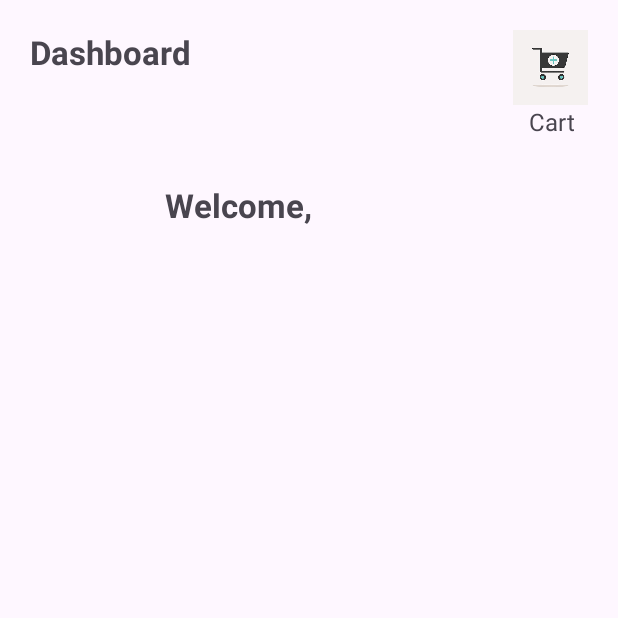
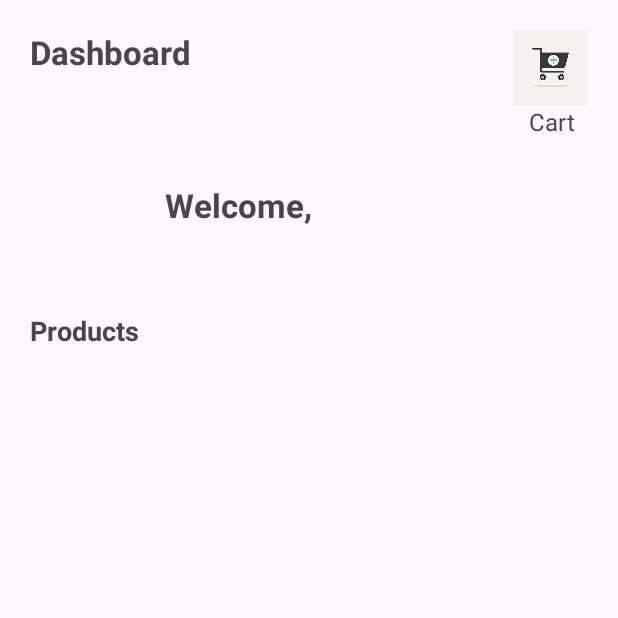
Before and after one commit to chkaradimitriou/PharmacyApp, an Android app: the screen it shows after launch once a user with an empty profile is signed in (DashboardActivity), on a phone screen of 412 x 824 dp, the top half of it. Run offline under Robolectric (Android 15) with nearby library versions, the phone set to English and light mode, and no system bars; our stand-ins replace CircleImageView, Firebase (no records; nobody signed in at launch, a user with empty details on screens opened directly), data binding; 2 statements that could not run were skipped.

Commit message:
display products in dashboard screen

```diff
--- a/app/build.gradle
+++ b/app/build.gradle
@@ -47,6 +47,7 @@ dependencies {
 
     implementation libs.circleimageview
     implementation libs.glide
+    implementation libs.gson
 
     testImplementation libs.junit
     androidTestImplementation libs.ext.junit
--- a/app/src/main/AndroidManifest.xml
+++ b/app/src/main/AndroidManifest.xml
@@ -14,6 +14,9 @@
         android:supportsRtl="true"
         android:theme="@style/Theme.PharmacyApp"
         tools:targetApi="31">
+        <activity
+            android:name=".ui.productdetails.ProductDetailsActivity"
+            android:exported="false" />
         <activity
             android:name=".ui.profile.ProfileActivity"
             android:exported="false" />
--- /dev/null
+++ b/app/src/main/java/com/ckaradimitriou/pharmacyapp/adapters/products/ProductClickListener.java
@@ -0,0 +1,7 @@
+package com.ckaradimitriou.pharmacyapp.adapters.products;
+
+import com.ckaradimitriou.pharmacyapp.model.Product;
+
+public interface ProductClickListener {
+    void onProductClick(Product product);
+}
--- /dev/null
+++ b/app/src/main/java/com/ckaradimitriou/pharmacyapp/adapters/products/ProductListAdapter.java
@@ -0,0 +1,33 @@
+package com.ckaradimitriou.pharmacyapp.adapters.products;
+
+import android.view.LayoutInflater;
+import android.view.ViewGroup;
+
+import androidx.annotation.NonNull;
+import androidx.recyclerview.widget.ListAdapter;
+
+import com.ckaradimitriou.pharmacyapp.databinding.HolderProductItemBinding;
+import com.ckaradimitriou.pharmacyapp.model.Product;
+
+public class ProductListAdapter extends ListAdapter<Product, ProductListViewHolder> {
+
+    private ProductClickListener listener;
+
+    public ProductListAdapter(ProductClickListener listener) {
+        super(new ProductDiffCallback());
+        this.listener = listener;
+    }
+
+    @NonNull
+    @Override
+    public ProductListViewHolder onCreateViewHolder(@NonNull ViewGroup parent, int viewType) {
+        LayoutInflater inflater = LayoutInflater.from(parent.getContext());
+        HolderProductItemBinding view = HolderProductItemBinding.inflate(inflater, parent, false);
+        return new ProductListViewHolder(view, listener);
+    }
+
+    @Override
+    public void onBindViewHolder(@NonNull ProductListViewHolder holder, int position) {
+        holder.show(getItem(position));
+    }
+}
--- a/app/src/main/java/com/ckaradimitriou/pharmacyapp/ui/cart/CartActivity.java
+++ b/app/src/main/java/com/ckaradimitriou/pharmacyapp/ui/cart/CartActivity.java
@@ -2,12 +2,9 @@ package com.ckaradimitriou.pharmacyapp.ui.cart;
 
 import android.os.Bundle;
 
-import androidx.activity.EdgeToEdge;
 import androidx.appcompat.app.AppCompatActivity;
 
-import com.ckaradimitriou.pharmacyapp.R;
 import com.ckaradimitriou.pharmacyapp.databinding.ActivityCartBinding;
-import com.ckaradimitriou.pharmacyapp.databinding.ActivityProfileBinding;
 
 public class CartActivity extends AppCompatActivity {
 
--- a/app/src/main/java/com/ckaradimitriou/pharmacyapp/ui/dashboard/DashboardActivity.java
+++ b/app/src/main/java/com/ckaradimitriou/pharmacyapp/ui/dashboard/DashboardActivity.java
@@ -8,9 +8,13 @@ import androidx.annotation.NonNull;
 import androidx.annotation.Nullable;
 import androidx.appcompat.app.AppCompatActivity;
 
+import com.ckaradimitriou.pharmacyapp.adapters.products.ProductClickListener;
+import com.ckaradimitriou.pharmacyapp.adapters.products.ProductListAdapter;
 import com.ckaradimitriou.pharmacyapp.databinding.ActivityDashboardBinding;
+import com.ckaradimitriou.pharmacyapp.model.Product;
 import com.ckaradimitriou.pharmacyapp.model.User;
 import com.ckaradimitriou.pharmacyapp.ui.cart.CartActivity;
+import com.ckaradimitriou.pharmacyapp.ui.productdetails.ProductDetailsActivity;
 import com.ckaradimitriou.pharmacyapp.ui.profile.ProfileActivity;
 import com.google.android.gms.tasks.OnCompleteListener;
 import com.google.android.gms.tasks.Task;
@@ -19,14 +23,16 @@ import com.google.firebase.firestore.FirebaseFirestore;
 import com.google.firebase.firestore.QueryDocumentSnapshot;
 import com.google.firebase.firestore.QuerySnapshot;
 
+import java.util.ArrayList;
 import java.util.Map;
 import java.util.Objects;
 
-public class DashboardActivity extends AppCompatActivity {
+public class DashboardActivity extends AppCompatActivity implements ProductClickListener {
 
     private ActivityDashboardBinding binding;
     private FirebaseAuth auth;
     private FirebaseFirestore firestore;
+    private ProductListAdapter adapter = new ProductListAdapter(this);
 
     @Override
     protected void onCreate(Bundle savedInstanceState) {
@@ -42,7 +48,10 @@ public class DashboardActivity extends AppCompatActivity {
         auth = FirebaseAuth.getInstance();
         firestore = FirebaseFirestore.getInstance();
 
+        binding.productsRecyclerView.setAdapter(adapter);
+
         getUsername();
+        getProductsFromDatabase();
 
         binding.cartImgView.setOnClickListener(view -> {
             Intent intent = new Intent(DashboardActivity.this, CartActivity.class);
@@ -97,4 +106,41 @@ public class DashboardActivity extends AppCompatActivity {
                     }
                 });
     }
+
+    private void getProductsFromDatabase() {
+        firestore.collection("products").get().addOnCompleteListener(new OnCompleteListener<QuerySnapshot>() {
+            @Override
+            public void onComplete(@NonNull Task<QuerySnapshot> task) {
+                if (task.isSuccessful()) {
+                    ArrayList<Product> products = new ArrayList<>();
+
+                    for (QueryDocumentSnapshot document : task.getResult()) {
+                        Map<String, Object> data = document.getData();
+                        Product product = new Product(
+                                data.get("productId").toString(),
+                                data.get("productName").toString(),
+                                data.get("productDescription").toString(),
+                                data.get("productImg").toString(),
+                                Double.valueOf(data.get("productPrice").toString())
+                        );
+                        products.add(product);
+                    }
+
+                    adapter.submitList(products);
+                } else {
+                    Toast.makeText(
+                            DashboardActivity.this,
+                            task.getException().getLocalizedMessage().toString(),
+                            Toast.LENGTH_SHORT).show();
+                }
+            }
+        });
+    }
+
+    @Override
+    public void onProductClick(Product product) {
+        Intent intent = new Intent(DashboardActivity.this, ProductDetailsActivity.class);
+        intent.putExtra("PRODUCT_ID", product.getProductId());
+        startActivity(intent);
+    }
 }
--- a/app/src/main/java/com/ckaradimitriou/pharmacyapp/ui/login/LoginActivity.java
+++ b/app/src/main/java/com/ckaradimitriou/pharmacyapp/ui/login/LoginActivity.java
@@ -4,7 +4,6 @@ import android.content.Intent;
 import android.os.Bundle;
 import android.widget.Toast;
 
-import androidx.activity.EdgeToEdge;
 import androidx.annotation.NonNull;
 import androidx.annotation.Nullable;
 import androidx.appcompat.app.AppCompatActivity;
@@ -24,7 +23,6 @@ public class LoginActivity extends AppCompatActivity {
     @Override
     protected void onCreate(Bundle savedInstanceState) {
         super.onCreate(savedInstanceState);
-        EdgeToEdge.enable(this);
         binding = ActivityLoginBinding.inflate(getLayoutInflater());
         setContentView(binding.getRoot());
     }
--- a/app/src/main/res/layout/activity_dashboard.xml
+++ b/app/src/main/res/layout/activity_dashboard.xml
@@ -53,9 +53,9 @@
             android:layout_height="80dp"
             android:layout_margin="20dp"
             android:setUserImage="@{user.userImg}"
-            tools:src="@mipmap/ic_launcher"
             app:layout_constraintStart_toStartOf="parent"
-            app:layout_constraintTop_toBottomOf="@id/cartTxtView" />
+            app:layout_constraintTop_toBottomOf="@id/cartTxtView"
+            tools:src="@mipmap/ic_launcher" />
 
         <TextView
             android:id="@+id/greetingTxtView"
@@ -73,13 +73,35 @@
             android:layout_width="0dp"
             android:layout_height="wrap_content"
             android:layout_marginEnd="10dp"
+            android:setUserInfo="@{user.username}"
             android:textSize="18sp"
             android:textStyle="italic"
-            android:setUserInfo="@{user.username}"
             app:layout_constraintEnd_toEndOf="parent"
             app:layout_constraintStart_toStartOf="@id/greetingTxtView"
             app:layout_constraintTop_toBottomOf="@id/greetingTxtView"
             tools:text="username" />
 
+        <TextView
+            android:id="@+id/productsTitleTxtView"
+            android:layout_width="wrap_content"
+            android:layout_height="wrap_content"
+            android:layout_marginTop="16dp"
+            android:text="Products"
+            android:textSize="18sp"
+            android:textStyle="bold"
+            app:layout_constraintStart_toStartOf="@id/userImgView"
+            app:layout_constraintTop_toBottomOf="@id/userImgView" />
+
+        <androidx.recyclerview.widget.RecyclerView
+            android:id="@+id/productsRecyclerView"
+            android:layout_width="match_parent"
+            android:layout_height="0dp"
+            android:layout_marginHorizontal="20dp"
+            android:layout_marginTop="8dp"
+            android:orientation="vertical"
+            app:layoutManager="androidx.recyclerview.widget.LinearLayoutManager"
+            app:layout_constraintBottom_toBottomOf="parent"
+            app:layout_constraintTop_toBottomOf="@id/productsTitleTxtView" />
+
     </androidx.constraintlayout.widget.ConstraintLayout>
 </layout>
--- a/gradle/libs.versions.toml
+++ b/gradle/libs.versions.toml
@@ -12,6 +12,7 @@ firebaseFirestore = "25.1.0"
 firebaseBom = "33.2.0"
 glide = "4.16.0"
 circleimageview = "3.1.0"
+gson = "2.11.0"
 
 [libraries]
 junit = { group = "junit", name = "junit", version.ref = "junit" }
@@ -26,6 +27,7 @@ firebase-bom = { group = "com.google.firebase", name="firebase-bom", version.ref
 firebase-authentication = { group = "com.google.firebase", name="firebase-auth", version="unspecified"}
 glide = { group = "com.github.bumptech.glide", name="glide", version.ref="glide"}
 circleimageview = { group="de.hdodenhof", name ="circleimageview", version.ref="circleimageview"}
+gson = { group="com.google.code.gson", name ="gson", version.ref="gson"}
 
 [plugins]
 android-application = { id = "com.android.application", version.ref = "agp" }
```
Also changed, not shown: app/src/main/java/com/ckaradimitriou/pharmacyapp/adapters/products/ProductDiffCallback.java (added, +22 -0 lines), app/src/main/java/com/ckaradimitriou/pharmacyapp/adapters/products/ProductListViewHolder.java (added, +26 -0 lines), app/src/main/java/com/ckaradimitriou/pharmacyapp/model/Product.java (added, +58 -0 lines), app/src/main/java/com/ckaradimitriou/pharmacyapp/ui/productdetails/ProductDetailsActivity.java (added, +76 -0 lines), app/src/main/java/com/ckaradimitriou/pharmacyapp/util/BindingAdapters.java (+40 -0 lines), app/src/main/res/layout/activity_product_details.xml (added, +103 -0 lines), app/src/main/res/layout/holder_product_item.xml (added, +28 -0 lines).
